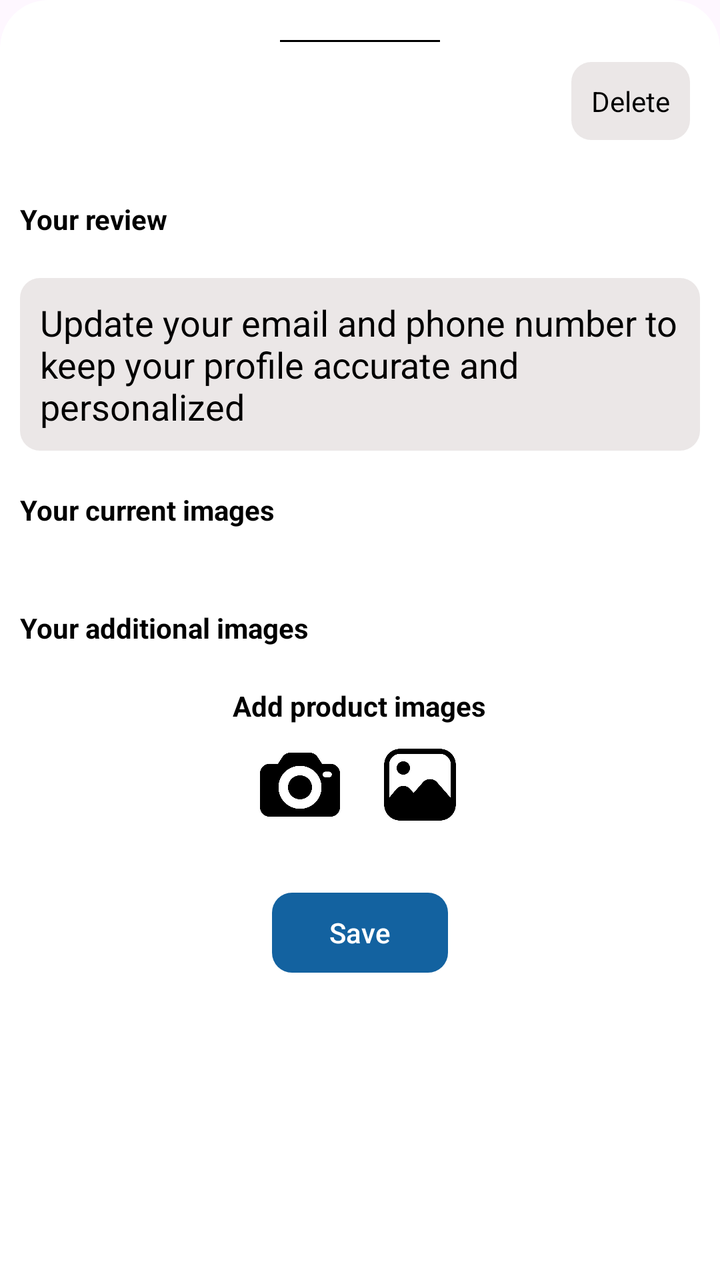
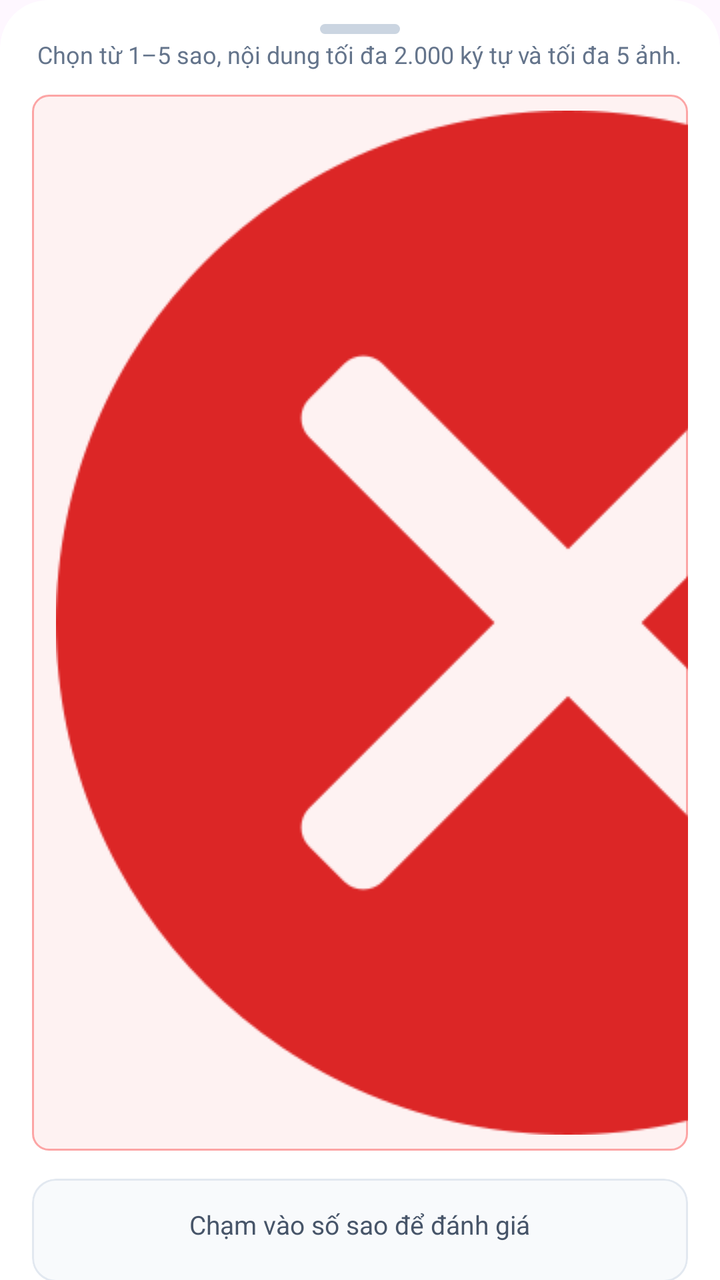

Screens rendered from an Android XML layout before and after an edit, with the pre-edit source and the edit as a unified diff.
<!-- AndroidManifest.xml: application theme Theme.ShoppingApp -->
<!-- res/layout/fragment_my_review.xml -->
<?xml version="1.0" encoding="utf-8"?>
<androidx.core.widget.NestedScrollView xmlns:android="http://schemas.android.com/apk/res/android"
    xmlns:app="http://schemas.android.com/apk/res-auto"
    xmlns:tools="http://schemas.android.com/tools"
    android:layout_width="match_parent"
    android:layout_height="match_parent"
    android:background="@drawable/corner_bottom_sheet"
    android:clipToOutline="true"
    android:orientation="vertical"
    tools:context=".ui.view.fragment.user.MyReviewFragment"
    tools:targetApi="31">
    
    <FrameLayout
        android:layout_width="match_parent"
        android:layout_height="wrap_content">

        <LinearLayout
            android:layout_width="match_parent"
            android:layout_height="wrap_content"
            android:orientation="vertical">

            <View
                android:layout_width="80dp"
                android:layout_height="1dp"
                android:layout_gravity="center_horizontal"
                android:layout_marginTop="20dp"
                android:background="@color/black" />

            <com.google.android.material.textview.MaterialTextView
                android:id="@+id/tv_delete"
                android:layout_width="wrap_content"
                android:layout_height="wrap_content"
                android:layout_gravity="end"
                android:layout_marginTop="10dp"
                android:layout_marginEnd="15dp"
                android:background="@drawable/border_view"
                android:backgroundTint="@color/light_grey"
                android:padding="10dp"
                android:text="@string/delete"
                android:textColor="@color/black" />

            <androidx.recyclerview.widget.RecyclerView
                android:id="@+id/recycler_view_star"
                android:layout_width="wrap_content"
                android:layout_height="wrap_content"
                android:layout_gravity="center_horizontal"
                android:layout_marginTop="20dp" />

            <com.google.android.material.textview.MaterialTextView
                android:layout_width="wrap_content"
                android:layout_height="wrap_content"
                android:layout_margin="10dp"
                android:text="@string/your_review"
                android:textColor="@color/black"
                android:textStyle="bold" />

            <androidx.appcompat.widget.AppCompatEditText
                android:id="@+id/edt_review"
                android:layout_width="match_parent"
                android:layout_height="wrap_content"
                android:layout_margin="10dp"
                android:background="@drawable/border_view"
                android:backgroundTint="@color/light_grey"
                android:inputType="textMultiLine"
                android:padding="10dp"
                android:text="@string/update_your_email_and_phone_number_to_keep_your_profile_accurate_and_personalized"
                android:textColor="@color/black" />

            <com.google.android.material.textview.MaterialTextView
                android:layout_width="wrap_content"
                android:layout_height="wrap_content"
                android:layout_margin="10dp"
                android:text="@string/your_images"
                android:textColor="@color/black"
                android:textStyle="bold" />

            <androidx.recyclerview.widget.RecyclerView
                android:id="@+id/recycler_view_review_image"
                android:layout_width="match_parent"
                android:layout_height="wrap_content"
                android:layout_margin="10dp" />

            <com.google.android.material.textview.MaterialTextView
                android:id="@+id/tv_ntts1"
                android:layout_width="wrap_content"
                android:layout_height="wrap_content"
                android:layout_gravity="center_horizontal"
                android:text="@string/nothing_to_show"
                android:visibility="gone" />

            <com.google.android.material.textview.MaterialTextView
                android:layout_width="wrap_content"
                android:layout_height="wrap_content"
                android:layout_marginStart="10dp"
                android:layout_marginTop="10dp"
                android:layout_marginEnd="10dp"
                android:text="@string/your_additional_images"
                android:textColor="@color/black"
                android:textStyle="bold" />

            <include
                android:id="@+id/layout_add_image"
                layout="@layout/layout_add_image"
                android:layout_width="match_parent"
                android:layout_height="wrap_content"
                android:layout_gravity="center_horizontal" />

            <com.google.android.material.textview.MaterialTextView
                android:id="@+id/tv_ntts2"
                android:layout_width="wrap_content"
                android:layout_height="wrap_content"
                android:layout_gravity="center_horizontal"
                android:text="@string/nothing_to_show"
                android:visibility="gone" />

            <com.google.android.material.button.MaterialButton
                android:id="@+id/btn_edit_review"
                android:layout_width="wrap_content"
                android:layout_height="wrap_content"
                android:layout_gravity="center_horizontal"
                android:layout_marginTop="20dp"
                android:layout_marginBottom="10dp"
                android:text="@string/save"
                android:textColor="@color/white"
                app:backgroundTint="@color/button_color"
                app:cornerRadius="10dp" />

        </LinearLayout>

        <include
            android:id="@+id/layout_shimmer"
            layout="@layout/layout_shimmer"
            android:layout_width="match_parent"
            android:layout_height="match_parent"
            android:visibility="gone" />

    </FrameLayout>

</androidx.core.widget.NestedScrollView>
<!-- res/layout/layout_add_image.xml (included above) -->
<?xml version="1.0" encoding="utf-8"?>
<LinearLayout xmlns:android="http://schemas.android.com/apk/res/android"
    android:layout_width="match_parent"
    android:layout_height="wrap_content"
    xmlns:app="http://schemas.android.com/apk/res-auto"
    android:orientation="vertical">

    <com.google.android.material.textview.MaterialTextView
        android:layout_width="wrap_content"
        android:layout_height="wrap_content"
        android:layout_gravity="center_horizontal"
        android:layout_marginTop="20dp"
        android:text="@string/add_product_images"
        android:textColor="@color/black"
        android:textStyle="bold" />

    <LinearLayout
        android:layout_width="wrap_content"
        android:layout_height="wrap_content"
        android:layout_gravity="center_horizontal"
        android:layout_marginTop="10dp"
        android:orientation="horizontal">

        <androidx.appcompat.widget.AppCompatImageView
            android:id="@+id/img_take_photo"
            android:layout_width="40dp"
            android:layout_height="40dp"
            app:srcCompat="@drawable/icon_photo_camera" />

        <androidx.appcompat.widget.AppCompatImageView
            android:id="@+id/img_gallery"
            android:layout_width="40dp"
            android:layout_height="40dp"
            android:layout_marginStart="20dp"
            app:srcCompat="@drawable/icon_from_gallery" />

    </LinearLayout>

    <androidx.recyclerview.widget.RecyclerView
        android:id="@+id/recycler_view_image"
        android:layout_width="match_parent"
        android:layout_height="wrap_content"
        android:layout_marginStart="10dp"
        android:layout_marginTop="10dp"
        android:layout_marginEnd="10dp" />

</LinearLayout>
<!-- res/layout/layout_shimmer.xml (included above) -->
<?xml version="1.0" encoding="utf-8"?>
<FrameLayout xmlns:android="http://schemas.android.com/apk/res/android"
    android:id="@+id/frame_shimmer"
    android:layout_width="match_parent"
    android:layout_height="match_parent">

    <View
        android:layout_width="match_parent"
        android:layout_height="match_parent"
        android:background="@color/over_lay" />

    <ProgressBar
        android:layout_width="wrap_content"
        android:layout_height="wrap_content"
        android:layout_gravity="center"
        android:indeterminateTint="@color/button_color" />

    <com.google.android.material.textview.MaterialTextView
        android:layout_width="wrap_content"
        android:layout_height="wrap_content"
        android:layout_gravity="center"
        android:layout_marginTop="50dp"
        android:text="@string/wait_a_second"
        android:textColor="@color/white"
        android:textStyle="bold" />

</FrameLayout>
<!-- resources referenced by this layout -->
<resources>
  <color name="black">#FF000000</color>
  <color name="button_color">#1362A0</color>
  <color name="light_grey">#EBE7E7</color>
  <color name="over_lay">#80000000</color>
  <color name="white">#FFFFFFFF</color>
  <!-- drawable border_view (drawable) -->
  <?xml version="1.0" encoding="utf-8"?>
  <shape xmlns:android="http://schemas.android.com/apk/res/android"
      android:shape="rectangle">
  
      <corners android:radius="10dp"/>
  
  </shape>
  <!-- drawable corner_bottom_sheet (drawable) -->
  <?xml version="1.0" encoding="utf-8"?>
  <shape xmlns:android="http://schemas.android.com/apk/res/android"
      android:shape="rectangle">
  
      <corners android:topLeftRadius="24dp"
          android:topRightRadius="24dp"/>
  
      <solid android:color="@color/white" />
  
  </shape>
  <!-- drawable icon_from_gallery: png bitmap (drawable, 10393 bytes) -->
  <!-- drawable icon_photo_camera: png bitmap (drawable, 13300 bytes) -->
  <string name="add_product_images">Add product images</string>
  <string name="delete">Delete</string>
  <string name="nothing_to_show">Nothing to show</string>
  <string name="save">Save</string>
  <string name="update_your_email_and_phone_number_to_keep_your_profile_accurate_and_personalized">Update your email and phone number to keep your profile accurate and personalized</string>
  <string name="wait_a_second">Wait a second...</string>
  <string name="your_additional_images">Your additional images</string>
  <string name="your_images">Your current images</string>
  <string name="your_review">Your review</string>
  <style name="Theme.ShoppingApp" parent="Base.Theme.ShoppingApp" />
  <style name="Base.Theme.ShoppingApp" parent="Theme.Material3.DayNight.NoActionBar">
          
          
      </style>
</resources>

<!-- the commit's change to res/layout/fragment_my_review.xml (unified diff, before → after) -->
@@ -9,7 +9,7 @@
     android:orientation="vertical"
     tools:context=".ui.view.fragment.user.MyReviewFragment"
     tools:targetApi="31">
-    
+
     <FrameLayout
         android:layout_width="match_parent"
         android:layout_height="wrap_content">
@@ -17,113 +17,194 @@
         <LinearLayout
             android:layout_width="match_parent"
             android:layout_height="wrap_content"
-            android:orientation="vertical">
+            android:orientation="vertical"
+            android:paddingBottom="24dp">
 
             <View
-                android:layout_width="80dp"
-                android:layout_height="1dp"
+                android:layout_width="40dp"
+                android:layout_height="5dp"
                 android:layout_gravity="center_horizontal"
-                android:layout_marginTop="20dp"
-                android:background="@color/black" />
-
-            <com.google.android.material.textview.MaterialTextView
-                android:id="@+id/tv_delete"
+                android:layout_marginTop="12dp"
+                android:background="@drawable/bg_drag_handle_pill" />
+
+            <TextView
                 android:layout_width="wrap_content"
                 android:layout_height="wrap_content"
-                android:layout_gravity="end"
-                android:layout_marginTop="10dp"
-                android:layout_marginEnd="15dp"
-                android:background="@drawable/border_view"
-                android:backgroundTint="@color/light_grey"
-                android:padding="10dp"
-                android:text="@string/delete"
-                android:textColor="@color/black" />
-
-            <androidx.recyclerview.widget.RecyclerView
-                android:id="@+id/recycler_view_star"
+                android:layout_marginTop="2dp"
+                android:text="@string/review_invalid"
+                android:textColor="#64748B"
+                android:textSize="12sp"
+                android:layout_gravity="center_horizontal"/>
+
+            <RelativeLayout
+                android:layout_width="match_parent"
+                android:layout_height="wrap_content"
+                android:layout_marginTop="12dp"
+                android:paddingHorizontal="16dp">
+
+                <TextView
+                    android:layout_width="wrap_content"
+                    android:layout_height="wrap_content"
+                    android:layout_alignParentStart="true"
+                    android:layout_centerVertical="true"
+                    android:text="@string/edit_review_title"
+                    android:textColor="@color/black"
+                    android:textSize="18sp"
+                    android:textStyle="bold" />
+
+                <com.google.android.material.textview.MaterialTextView
+                    android:id="@+id/tv_delete"
+                    android:layout_width="wrap_content"
+                    android:layout_height="wrap_content"
+                    android:layout_alignParentEnd="true"
+                    android:layout_centerVertical="true"
+                    android:background="@drawable/bg_danger_button"
+                    android:drawableStart="@drawable/icon_delete"
+                    android:drawablePadding="4dp"
+                    android:drawableTint="#DC2626"
+                    android:paddingHorizontal="12dp"
+                    android:paddingVertical="8dp"
+                    android:text="@string/delete"
+                    android:textColor="#DC2626"
+                    android:textSize="13sp"
+                    android:textStyle="bold" />
+            </RelativeLayout>
+
+            <com.google.android.material.card.MaterialCardView
+                android:layout_width="match_parent"
+                android:layout_height="wrap_content"
+                android:layout_marginHorizontal="16dp"
+                android:layout_marginTop="14dp"
+                app:cardBackgroundColor="#F8FAFC"
+                app:cardCornerRadius="12dp"
+                app:cardElevation="0dp"
+                app:strokeColor="#E2E8F0"
+                app:strokeWidth="1dp">
+
+                <LinearLayout
+                    android:layout_width="match_parent"
+                    android:layout_height="wrap_content"
+                    android:gravity="center"
+                    android:orientation="vertical"
+                    android:padding="14dp">
+
+                    <TextView
+                        android:layout_width="wrap_content"
+                        android:layout_height="wrap_content"
+                        android:text="@string/rating_prompt"
+                        android:textColor="#475569"
+                        android:textSize="13sp" />
+
+                    <androidx.recyclerview.widget.RecyclerView
+                        android:id="@+id/recycler_view_star"
+                        android:layout_width="wrap_content"
+                        android:layout_height="wrap_content"
+                        android:layout_marginTop="6dp" />
+
+                </LinearLayout>
+            </com.google.android.material.card.MaterialCardView>
+
+            <TextView
                 android:layout_width="wrap_content"
                 android:layout_height="wrap_content"
-                android:layout_gravity="center_horizontal"
-                android:layout_marginTop="20dp" />
-
-            <com.google.android.material.textview.MaterialTextView
-                android:layout_width="wrap_content"
-                android:layout_height="wrap_content"
-                android:layout_margin="10dp"
+                android:layout_marginHorizontal="16dp"
+                android:layout_marginTop="14dp"
+                android:layout_marginBottom="6dp"
                 android:text="@string/your_review"
                 android:textColor="@color/black"
+                android:textSize="14sp"
                 android:textStyle="bold" />
 
             <androidx.appcompat.widget.AppCompatEditText
                 android:id="@+id/edt_review"
                 android:layout_width="match_parent"
                 android:layout_height="wrap_content"
-                android:layout_margin="10dp"
-                android:background="@drawable/border_view"
-                android:backgroundTint="@color/light_grey"
+                android:layout_marginHorizontal="16dp"
+                android:background="@drawable/bg_input_box"
+                android:gravity="top|start"
+                android:hint="@string/enter_comment"
                 android:inputType="textMultiLine"
-                android:padding="10dp"
-                android:text="@string/update_your_email_and_phone_number_to_keep_your_profile_accurate_and_personalized"
-                android:textColor="@color/black" />
-
-            <com.google.android.material.textview.MaterialTextView
-                android:layout_width="wrap_content"
-                android:layout_height="wrap_content"
-                android:layout_margin="10dp"
-                android:text="@string/your_images"
+                android:minHeight="120dp"
+                android:padding="14dp"
                 android:textColor="@color/black"
-                android:textStyle="bold" />
-
-            <androidx.recyclerview.widget.RecyclerView
-                android:id="@+id/recycler_view_review_image"
-                android:layout_width="match_parent"
-                android:layout_height="wrap_content"
-                android:layout_margin="10dp" />
-
-            <com.google.android.material.textview.MaterialTextView
-                android:id="@+id/tv_ntts1"
-                android:layout_width="wrap_content"
-                android:layout_height="wrap_content"
-                android:layout_gravity="center_horizontal"
-                android:text="@string/nothing_to_show"
-                android:visibility="gone" />
-
-            <com.google.android.material.textview.MaterialTextView
-                android:layout_width="wrap_content"
-                android:layout_height="wrap_content"
-                android:layout_marginStart="10dp"
-                android:layout_marginTop="10dp"
-                android:layout_marginEnd="10dp"
-                android:text="@string/your_additional_images"
-                android:textColor="@color/black"
-                android:textStyle="bold" />
+                android:textColorHint="#94A3B8"
+                android:textSize="14sp" />
+
+            <com.google.android.material.card.MaterialCardView
+                android:layout_width="match_parent"
+                android:layout_height="wrap_content"
+                android:layout_marginHorizontal="16dp"
+                android:layout_marginTop="14dp"
+                app:cardBackgroundColor="#F8FAFC"
+                app:cardCornerRadius="12dp"
+                app:cardElevation="0dp"
+                app:strokeColor="#E2E8F0"
+                app:strokeWidth="1dp">
+
+                <LinearLayout
+                    android:layout_width="match_parent"
+                    android:layout_height="wrap_content"
+                    android:orientation="vertical"
+                    android:padding="14dp">
+
+                    <com.google.android.material.textview.MaterialTextView
+                        android:layout_width="wrap_content"
+                        android:layout_height="wrap_content"
+                        android:text="@string/your_images"
+                        android:textColor="@color/black"
+                        android:textSize="14sp"
+                        android:textStyle="bold" />
+
+                    <androidx.recyclerview.widget.RecyclerView
+                        android:id="@+id/recycler_view_review_image"
+                        android:layout_width="match_parent"
+                        android:layout_height="wrap_content"
+                        android:layout_marginTop="8dp" />
+
+                    <com.google.android.material.textview.MaterialTextView
+                        android:id="@+id/tv_ntts1"
+                        android:layout_width="wrap_content"
+                        android:layout_height="wrap_content"
+                        android:layout_gravity="center_horizontal"
+                        android:layout_marginVertical="8dp"
+                        android:text="@string/nothing_to_show"
+                        android:textColor="#94A3B8"
+                        android:textSize="13sp"
+                        android:visibility="gone" />
+
+                </LinearLayout>
+            </com.google.android.material.card.MaterialCardView>
 
             <include
                 android:id="@+id/layout_add_image"
                 layout="@layout/layout_add_image"
                 android:layout_width="match_parent"
                 android:layout_height="wrap_content"
-                android:layout_gravity="center_horizontal" />
+                android:layout_marginTop="4dp" />
 
             <com.google.android.material.textview.MaterialTextView
                 android:id="@+id/tv_ntts2"
                 android:layout_width="wrap_content"
                 android:layout_height="wrap_content"
                 android:layout_gravity="center_horizontal"
+                android:layout_marginTop="4dp"
                 android:text="@string/nothing_to_show"
+                android:textColor="#94A3B8"
+                android:textSize="13sp"
                 android:visibility="gone" />
 
             <com.google.android.material.button.MaterialButton
                 android:id="@+id/btn_edit_review"
-                android:layout_width="wrap_content"
-                android:layout_height="wrap_content"
-                android:layout_gravity="center_horizontal"
-                android:layout_marginTop="20dp"
-                android:layout_marginBottom="10dp"
+                android:layout_width="match_parent"
+                android:layout_height="50dp"
+                android:layout_marginHorizontal="16dp"
+                android:layout_marginTop="16dp"
                 android:text="@string/save"
                 android:textColor="@color/white"
+                android:textSize="15sp"
+                android:textStyle="bold"
                 app:backgroundTint="@color/button_color"
-                app:cornerRadius="10dp" />
+                app:cornerRadius="12dp" />
 
         </LinearLayout>
 
@@ -140,49 +221,105 @@
 <!-- res/layout/layout_add_image.xml (included above) -->
 <?xml version="1.0" encoding="utf-8"?>
 <LinearLayout xmlns:android="http://schemas.android.com/apk/res/android"
+    xmlns:app="http://schemas.android.com/apk/res-auto"
     android:layout_width="match_parent"
     android:layout_height="wrap_content"
-    xmlns:app="http://schemas.android.com/apk/res-auto"
     android:orientation="vertical">
 
-    <com.google.android.material.textview.MaterialTextView
-        android:layout_width="wrap_content"
-        android:layout_height="wrap_content"
-        android:layout_gravity="center_horizontal"
-        android:layout_marginTop="20dp"
-        android:text="@string/add_product_images"
-        android:textColor="@color/black"
-        android:textStyle="bold" />
-
-    <LinearLayout
-        android:layout_width="wrap_content"
-        android:layout_height="wrap_content"
-        android:layout_gravity="center_horizontal"
-        android:layout_marginTop="10dp"
-        android:orientation="horizontal">
-
-        <androidx.appcompat.widget.AppCompatImageView
-            android:id="@+id/img_take_photo"
-            android:layout_width="40dp"
-            android:layout_height="40dp"
-            app:srcCompat="@drawable/icon_photo_camera" />
-
-        <androidx.appcompat.widget.AppCompatImageView
-            android:id="@+id/img_gallery"
-            android:layout_width="40dp"
-            android:layout_height="40dp"
-            android:layout_marginStart="20dp"
-            app:srcCompat="@drawable/icon_from_gallery" />
-
-    </LinearLayout>
-
-    <androidx.recyclerview.widget.RecyclerView
-        android:id="@+id/recycler_view_image"
+    <com.google.android.material.card.MaterialCardView
         android:layout_width="match_parent"
         android:layout_height="wrap_content"
-        android:layout_marginStart="10dp"
-        android:layout_marginTop="10dp"
-        android:layout_marginEnd="10dp" />
+        android:layout_marginHorizontal="16dp"
+        android:layout_marginTop="12dp"
+        android:layout_marginBottom="4dp"
+        app:cardBackgroundColor="#F8FAFC"
+        app:cardCornerRadius="12dp"
+        app:cardElevation="0dp"
+        app:strokeColor="#E2E8F0"
+        app:strokeWidth="1dp">
+
+        <LinearLayout
+            android:layout_width="match_parent"
+            android:layout_height="wrap_content"
+            android:orientation="vertical"
+            android:padding="14dp">
+
+            <com.google.android.material.textview.MaterialTextView
+                android:layout_width="wrap_content"
+                android:layout_height="wrap_content"
+                android:text="@string/add_product_images"
+                android:textColor="@color/black"
+                android:textSize="14sp"
+                android:textStyle="bold" />
+
+            <LinearLayout
+                android:layout_width="match_parent"
+                android:layout_height="wrap_content"
+                android:layout_marginTop="12dp"
+                android:orientation="horizontal">
+
+                <LinearLayout
+                    android:layout_width="0dp"
+                    android:layout_height="wrap_content"
+                    android:layout_weight="1"
+                    android:gravity="center"
+                    android:orientation="vertical">
+
+                    <androidx.appcompat.widget.AppCompatImageView
+                        android:id="@+id/img_take_photo"
+                        android:layout_width="52dp"
+                        android:layout_height="52dp"
+                        android:background="@drawable/bg_chip_action"
+                        android:contentDescription="@string/take_photo"
+                        android:focusable="true"
+                        android:padding="12dp"
+                        app:srcCompat="@drawable/icon_photo_camera" />
+
+                    <TextView
+                        android:layout_width="wrap_content"
+                        android:layout_height="wrap_content"
+                        android:layout_marginTop="6dp"
+                        android:text="@string/take_photo"
+                        android:textColor="#334155"
+                        android:textSize="12sp" />
+                </LinearLayout>
+
+                <LinearLayout
+                    android:layout_width="0dp"
+                    android:layout_height="wrap_content"
+                    android:layout_weight="1"
+                    android:gravity="center"
+                    android:orientation="vertical">
+
+                    <androidx.appcompat.widget.AppCompatImageView
+                        android:id="@+id/img_gallery"
+                        android:layout_width="52dp"
+                        android:layout_height="52dp"
+                        android:background="@drawable/bg_chip_action"
+                        android:contentDescription="@string/choose_gallery"
+                        android:focusable="true"
+                        android:padding="12dp"
+                        app:srcCompat="@drawable/icon_from_gallery" />
+
+                    <TextView
+                        android:layout_width="wrap_content"
+                        android:layout_height="wrap_content"
+                        android:layout_marginTop="6dp"
+                        android:text="@string/choose_gallery"
+                        android:textColor="#334155"
+                        android:textSize="12sp" />
+                </LinearLayout>
+
+            </LinearLayout>
+
+            <androidx.recyclerview.widget.RecyclerView
+                android:id="@+id/recycler_view_image"
+                android:layout_width="match_parent"
+                android:layout_height="wrap_content"
+                android:layout_marginTop="12dp" />
+
+        </LinearLayout>
+    </com.google.android.material.card.MaterialCardView>
 
 </LinearLayout>
 <!-- res/layout/layout_shimmer.xml (included above) -->
<!-- resource entries referenced after the edit -->
@@ -2,16 +2,52 @@
 <resources>
   <color name="black">#FF000000</color>
   <color name="button_color">#1362A0</color>
-  <color name="light_grey">#EBE7E7</color>
   <color name="over_lay">#80000000</color>
   <color name="white">#FFFFFFFF</color>
-  <!-- drawable border_view (drawable) -->
+  <!-- drawable bg_chip_action (drawable) -->
+  <?xml version="1.0" encoding="utf-8"?>
+  <ripple xmlns:android="http://schemas.android.com/apk/res/android"
+      android:color="#20000000">
+      <item>
+          <shape android:shape="rectangle">
+              <corners android:radius="12dp" />
+              <solid android:color="#F8FAFC" />
+              <stroke
+                  android:width="1dp"
+                  android:color="#E2E8F0" />
+          </shape>
+      </item>
+  </ripple>
+  <!-- drawable bg_danger_button (drawable) -->
+  <?xml version="1.0" encoding="utf-8"?>
+  <ripple xmlns:android="http://schemas.android.com/apk/res/android"
+      android:color="#20DC2626">
+      <item>
+          <shape android:shape="rectangle">
+              <corners android:radius="8dp" />
+              <solid android:color="#FEF2F2" />
+              <stroke
+                  android:width="1dp"
+                  android:color="#FCA5A5" />
+          </shape>
+      </item>
+  </ripple>
+  <!-- drawable bg_drag_handle_pill (drawable) -->
   <?xml version="1.0" encoding="utf-8"?>
   <shape xmlns:android="http://schemas.android.com/apk/res/android"
       android:shape="rectangle">
-  
-      <corners android:radius="10dp"/>
-  
+      <corners android:radius="3dp" />
+      <solid android:color="#CBD5E1" />
+  </shape>
+  <!-- drawable bg_input_box (drawable) -->
+  <?xml version="1.0" encoding="utf-8"?>
+  <shape xmlns:android="http://schemas.android.com/apk/res/android"
+      android:shape="rectangle">
+      <corners android:radius="12dp" />
+      <solid android:color="#F8FAFC" />
+      <stroke
+          android:width="1dp"
+          android:color="#CBD5E1" />
   </shape>
   <!-- drawable corner_bottom_sheet (drawable) -->
   <?xml version="1.0" encoding="utf-8"?>
@@ -24,15 +60,20 @@
       <solid android:color="@color/white" />
   
   </shape>
+  <!-- drawable icon_delete: png bitmap (drawable, 16396 bytes) -->
   <!-- drawable icon_from_gallery: png bitmap (drawable, 10393 bytes) -->
   <!-- drawable icon_photo_camera: png bitmap (drawable, 13300 bytes) -->
   <string name="add_product_images">Add product images</string>
+  <string name="choose_gallery">Thư viện ảnh</string>
   <string name="delete">Delete</string>
+  <string name="edit_review_title">Chỉnh sửa đánh giá</string>
+  <string name="enter_comment">Enter comment ...</string>
   <string name="nothing_to_show">Nothing to show</string>
+  <string name="rating_prompt">Chạm vào số sao để đánh giá</string>
+  <string name="review_invalid">Chọn từ 1–5 sao, nội dung tối đa 2.000 ký tự và tối đa 5 ảnh.</string>
   <string name="save">Save</string>
-  <string name="update_your_email_and_phone_number_to_keep_your_profile_accurate_and_personalized">Update your email and phone number to keep your profile accurate and personalized</string>
+  <string name="take_photo">Chụp ảnh</string>
   <string name="wait_a_second">Wait a second...</string>
-  <string name="your_additional_images">Your additional images</string>
   <string name="your_images">Your current images</string>
   <string name="your_review">Your review</string>
   <style name="Theme.ShoppingApp" parent="Base.Theme.ShoppingApp" />
